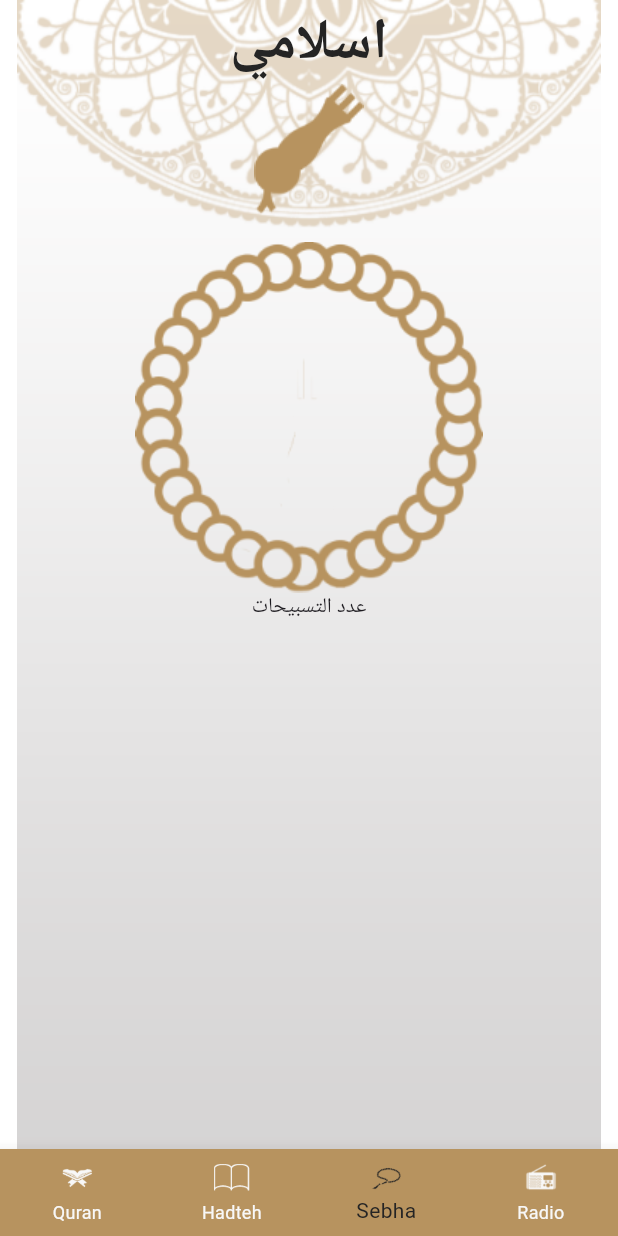
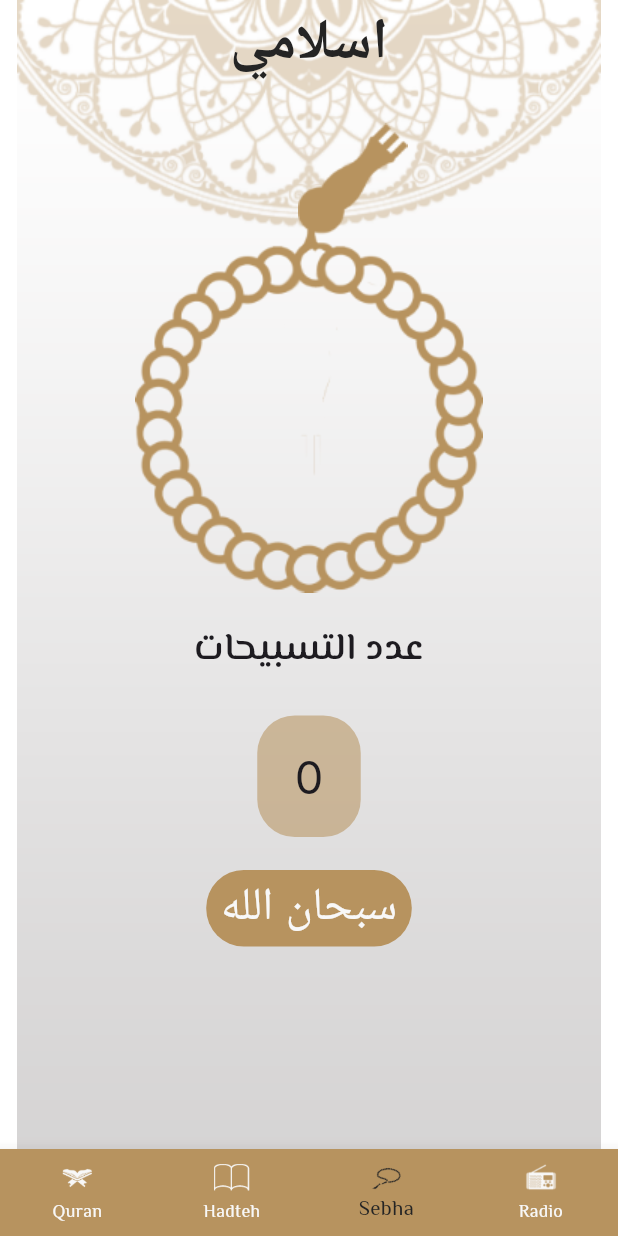
Before and after one commit to EgyDev28/IslamicApp, a Flutter app: the screen it shows after launch, item 3 of the bottom bar chosen, on a phone screen of 412 x 824 dp. Run offline on Flutter 3.47's test engine with Material 3 defaults, Android fonts, the phone set to English and light mode, and no system bars; our stand-ins replace google_fonts; missing offline and left inert: dart:ffi.

Commit message:
Radio and Sebha Feature

```diff
--- a/lib/AppTheme.dart
+++ b/lib/AppTheme.dart
@@ -1,4 +1,5 @@
 import 'package:flutter/material.dart';
+import 'package:google_fonts/google_fonts.dart';
 
 class AppTheme {
   static const Color lightPrimary = Color(0xffB7935F);
@@ -9,6 +10,7 @@ class AppTheme {
 
   static ThemeData lightTheme = ThemeData(
     appBarTheme: AppBarTheme(
+      elevation: 0,
       backgroundColor: Colors.transparent,
       centerTitle: true,
       titleTextStyle: TextStyle(
@@ -24,6 +26,7 @@ class AppTheme {
         selectedItemColor: black,
         unselectedItemColor: white,
         type: BottomNavigationBarType.fixed),
+    textTheme: GoogleFonts.elMessiriTextTheme(),
   );
 
   static ThemeData darkTheme = ThemeData(
--- a/lib/QuarnScreen.dart
+++ b/lib/QuarnScreen.dart
@@ -35,7 +35,6 @@ class _quranScreenState extends State<quranScreen> {
           onTap: (Index) {
             currentIndex = Index;
             setState(() {});
-            print(currentIndex);
           },
           items: [
             BottomNavigationBarItem(
--- a/lib/tabs/Qurantab.dart
+++ b/lib/tabs/Qurantab.dart
@@ -6,7 +6,8 @@ class quranTab extends StatelessWidget {
   Widget build(BuildContext context) {
     return const Scaffold(
       backgroundColor: Colors.transparent,
-      body:Text('Quran'),
+      body:Align(alignment: Alignment.center,
+          child: Text('Quran',style: TextStyle(fontSize: 30,fontWeight: FontWeight.bold))),
     );
   }
 }
--- a/lib/tabs/hadethTap.dart
+++ b/lib/tabs/hadethTap.dart
@@ -5,7 +5,8 @@ class hadethTab extends StatelessWidget {
   @override
   Widget build(BuildContext context) {
     return const Scaffold(
-      body: Text('Hadeth'),
+      body: Align(alignment: Alignment.center,
+          child: Text('Hadeth',style: TextStyle(fontSize: 30,fontWeight: FontWeight.bold))),
     );
   }
 }
--- a/lib/tabs/sebhaTab.dart
+++ b/lib/tabs/sebhaTab.dart
@@ -1,23 +1,96 @@
 import 'package:flutter/material.dart';
+import 'package:google_fonts/google_fonts.dart';
 import 'package:islamicapp/AppTheme.dart';
 
-class sebhaTab extends StatelessWidget {
+class sebhaTab extends StatefulWidget {
+  @override
+  State<sebhaTab> createState() => _sebhaTabState();
+}
+
+class _sebhaTabState extends State<sebhaTab> {
+  static int count = 0;
+  int index = 0;
+  int azkrCount = 0;
+  List<String> azkr = ['سبحان الله', 'الحمد لله', 'الله اكبر'];
+
   @override
   Widget build(BuildContext context) {
     return Scaffold(
-      body: Column(
+      body: Container(
+        width: double.infinity,
+        child: Column(
           mainAxisAlignment: MainAxisAlignment.start,
           children: [
-          Image.asset('assets/images/head_sebha_logo.png'),
+            FractionalTranslation(
+                translation: Offset(0.4, 0.25),
+                child: Image.asset('assets/images/head_sebha_logo.png',
+                    alignment: Alignment.bottomCenter)),
             RotatedBox(
+                child: GestureDetector(
+                  onTap: sebhaCount,
                   child: Image.asset(
                     'assets/images/body_sebha_logo.png',
+                    height: 234,
+                    width: 232,
                   ),
-              quarterTurns: 10),
-          Text('عدد التسبيحات'),
-          Container(color: AppTheme.gold),
+                ),
+                quarterTurns: count),
+            Padding(
+              padding: EdgeInsets.only(top: 20),
+              child: Text('عدد التسبيحات',
+                style: GoogleFonts.elMessiri(fontSize: 25,fontWeight: FontWeight.w600),
+                  ),
+            ),
+            Container(
+              margin: EdgeInsets.only(top: 26),
+              alignment: Alignment.center,
+              width: 69,
+              height: 81,
+              decoration: BoxDecoration(
+                color: AppTheme.gold.withOpacity(0.57),
+                borderRadius: BorderRadius.circular(25),
+              ),
+              child: Text(
+                '$count',
+                style: GoogleFonts.inter(fontSize: 30.26,fontWeight: FontWeight.w400),
+              ),
+            ),
+            Container(
+              margin: EdgeInsets.only(top: 22),
+              alignment: Alignment.center,
+              width: 137,
+              height: 51,
+              decoration: BoxDecoration(
+                color: AppTheme.gold,
+                borderRadius: BorderRadius.circular(25),
+              ),
+              child: Text(
+                '${azkr[index]}',
+                style: GoogleFonts.inter(fontSize: 30.26,fontWeight: FontWeight.w400,color: AppTheme.white),
+              ),
+            ),
           ],
+        ),
       ),
     );
   }
+
+  void sebhaCount() {
+    count++;
+    azkrCount++;
+    if (azkrCount <= 33) {
+      index = 0;
+      setState(() {});
+    } else if (azkrCount > 33 && azkrCount <= 66) {
+      index = 1;
+      setState(() {});
+    } else if (azkrCount > 66 && azkrCount <= 99) {
+      index = 2;
+      setState(() {});
+    } else if (azkrCount == 100) {
+      azkrCount = 0;
+      setState(() {});
     }
+    ;
+  }
+}
--- a/pubspec.yaml
+++ b/pubspec.yaml
@@ -34,6 +34,7 @@ dependencies:
   # The following adds the Cupertino Icons font to your application.
   # Use with the CupertinoIcons class for iOS style icons.
   cupertino_icons: ^1.0.2
+  google_fonts: 6.1.0
 
 dev_dependencies:
   flutter_test:
@@ -67,6 +68,7 @@ flutter:
     - assets/images/default_bg.png
     - assets/images/body_sebha_logo.png
     - assets/images/head_sebha_logo.png
+    - assets/images/radio_image.png
 
   # An image asset can refer to one or more resolution-specific "variants", see
   # https://flutter.dev/assets-and-images/#resolution-aware
```
Also changed, not shown: lib/tabs/radioTap.dart (+57 -3 lines), assets/images/radio_image.png (added), pubspec.lock, 2 other files. Lines whose indentation alone changed are shown as unchanged.
